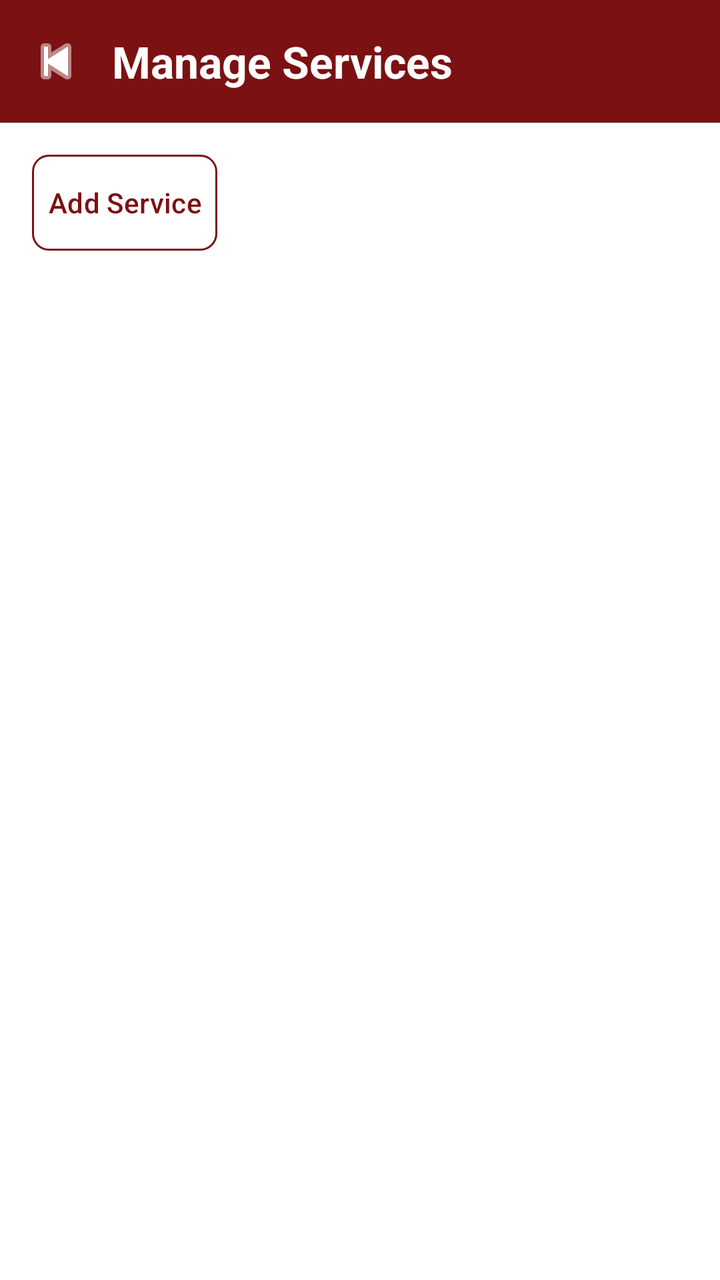
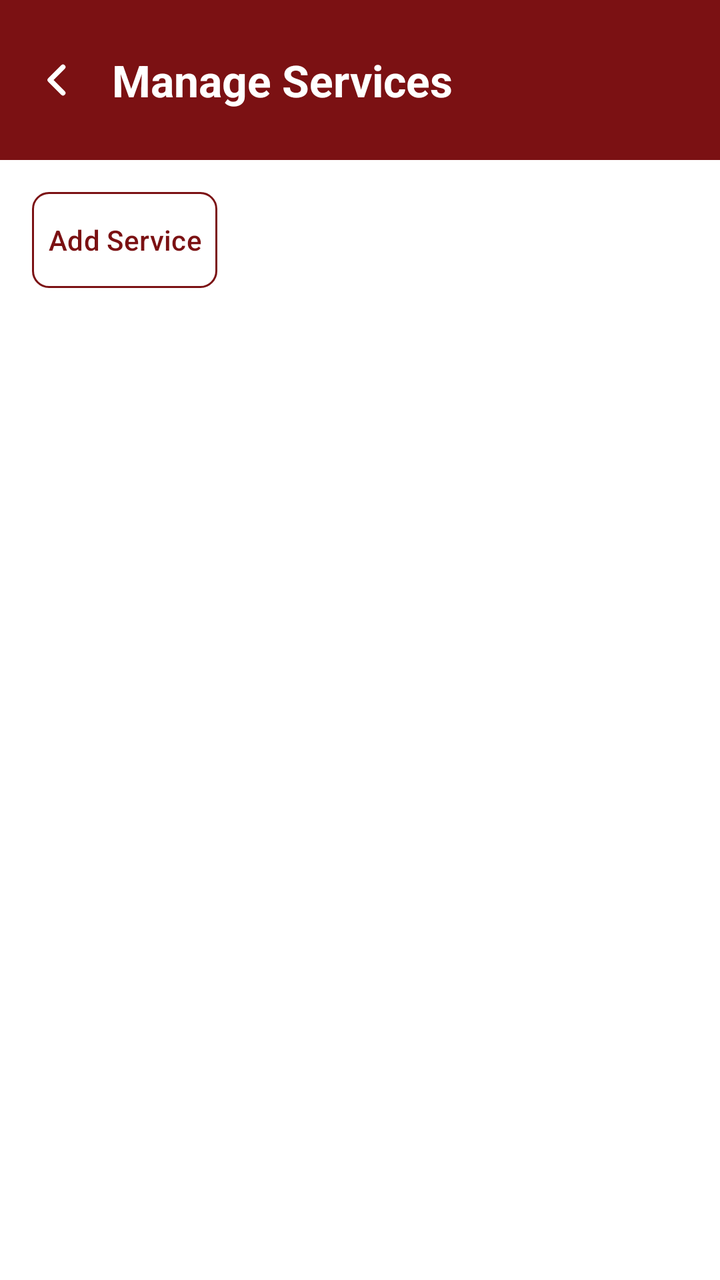

Compare the two renders of this Android layout. The source of the first and the diff that turns it into the second are given below.
<!-- AndroidManifest.xml: application theme Theme.FixItFinderApp -->
<!-- res/layout/activity_provider_services.xml -->
<?xml version="1.0" encoding="utf-8"?>
<androidx.constraintlayout.widget.ConstraintLayout
    xmlns:android="http://schemas.android.com/apk/res/android"
    xmlns:app="http://schemas.android.com/apk/res-auto"
    android:layout_width="match_parent"
    android:layout_height="match_parent"
    android:background="@color/white">

    <LinearLayout
        android:id="@+id/headerLayout"
        android:layout_width="match_parent"
        android:layout_height="wrap_content"
        android:orientation="horizontal"
        android:background="@color/color_primary"
        android:padding="16dp"
        android:gravity="center_vertical"
        app:layout_constraintTop_toTopOf="parent"
        app:layout_constraintStart_toStartOf="parent"
        app:layout_constraintEnd_toEndOf="parent">

        <ImageButton
            android:id="@+id/btnBack"
            android:layout_width="24dp"
            android:layout_height="24dp"
            android:src="@android:drawable/ic_media_previous"
            android:tint="@color/white"
            android:padding="4dp"
            android:background="?attr/selectableItemBackgroundBorderless"
            android:contentDescription="Back"
            android:layout_marginEnd="16dp" />

        <TextView
            android:id="@+id/tvHeaderTitle"
            android:layout_width="0dp"
            android:layout_height="wrap_content"
            android:layout_weight="1"
            android:text="Manage Services"
            android:textColor="@color/white"
            android:textSize="22sp"
            android:textStyle="bold" />
    </LinearLayout>

    <Button
        android:id="@+id/btnAddService"
        android:layout_width="wrap_content"
        android:layout_height="wrap_content"
        android:text="Add Service"
        android:textColor="@color/color_primary"
        android:background="@drawable/button_outline_red"
        android:padding="8dp"
        android:layout_marginTop="16dp"
        android:layout_marginStart="16dp"
        app:layout_constraintTop_toBottomOf="@id/headerLayout"
        app:layout_constraintStart_toStartOf="parent" />

    <androidx.recyclerview.widget.RecyclerView
        android:id="@+id/recyclerServices"
        android:layout_width="0dp"
        android:layout_height="wrap_content"
        android:layout_marginTop="12dp"
        android:layout_marginStart="16dp"
        android:layout_marginEnd="16dp"
        android:clipToPadding="false"
        android:paddingBottom="16dp"
        app:layout_constraintTop_toBottomOf="@id/btnAddService"
        app:layout_constraintStart_toStartOf="parent"
        app:layout_constraintEnd_toEndOf="parent" />

    <TextView
        android:id="@+id/tvEmptyServices"
        android:layout_width="0dp"
        android:layout_height="wrap_content"
        android:text="No services yet. Tap Add Service to begin."
        android:textColor="#757575"
        android:textSize="14sp"
        android:layout_marginTop="12dp"
        android:layout_marginStart="16dp"
        android:layout_marginEnd="16dp"
        android:visibility="gone"
        app:layout_constraintTop_toBottomOf="@id/recyclerServices"
        app:layout_constraintStart_toStartOf="parent"
        app:layout_constraintEnd_toEndOf="parent" />

</androidx.constraintlayout.widget.ConstraintLayout>
<!-- resources referenced by this layout -->
<resources>
  <color name="color_primary">#7B1113</color>
  <color name="white">#FFFFFFFF</color>
  <!-- drawable button_outline_red (drawable) -->
  <?xml version="1.0" encoding="utf-8"?>
  <shape xmlns:android="http://schemas.android.com/apk/res/android"
      android:shape="rectangle">
      <solid android:color="@android:color/transparent" />
      <stroke
          android:width="1dp"
          android:color="@color/color_primary" />
      <corners android:radius="8dp" />
      <padding
          android:left="16dp"
          android:top="8dp"
          android:right="16dp"
          android:bottom="8dp" />
  </shape>
  <style name="Theme.FixItFinderApp" parent="Base.Theme.FixItFinderApp" />
  <style name="Base.Theme.FixItFinderApp" parent="Theme.Material3.DayNight.NoActionBar">
          <item name="colorPrimary">@color/color_primary</item>
          <item name="colorSecondary">@color/color_secondary</item>
          <item name="colorSurface">@color/color_background</item>
          <item name="colorOnSurface">@color/color_text_dark</item>
          <item name="colorPrimaryContainer">@color/color_primary</item>
          <item name="colorOnPrimary">@color/color_background</item>
      </style>
  <color name="color_secondary">#825037</color>
  <color name="color_background">#FFFFFF</color>
  <color name="color_text_dark">#2C2C2C</color>
</resources>

<!-- the commit's change to res/layout/activity_provider_services.xml (unified diff, before → after) -->
@@ -20,9 +20,9 @@
 
         <ImageButton
             android:id="@+id/btnBack"
-            android:layout_width="24dp"
-            android:layout_height="24dp"
-            android:src="@android:drawable/ic_media_previous"
+            android:layout_width="@dimen/back_btn_width"
+            android:layout_height="@dimen/back_btn_height"
+            android:src="@drawable/ic_back_chevron"
             android:tint="@color/white"
             android:padding="4dp"
             android:background="?attr/selectableItemBackgroundBorderless"
<!-- resource entries referenced after the edit -->
@@ -2,6 +2,8 @@
 <resources>
   <color name="color_primary">#7B1113</color>
   <color name="white">#FFFFFFFF</color>
+  <dimen name="back_btn_height">48dp</dimen>
+  <dimen name="back_btn_width">24dp</dimen>
   <!-- drawable button_outline_red (drawable) -->
   <?xml version="1.0" encoding="utf-8"?>
   <shape xmlns:android="http://schemas.android.com/apk/res/android"
@@ -17,6 +19,21 @@
           android:right="16dp"
           android:bottom="8dp" />
   </shape>
+  <!-- drawable ic_back_chevron (drawable) -->
+  <?xml version="1.0" encoding="utf-8"?>
+  <vector xmlns:android="http://schemas.android.com/apk/res/android"
+      android:width="24dp"
+      android:height="24dp"
+      android:viewportWidth="24"
+      android:viewportHeight="24">
+      <path
+          android:fillColor="@android:color/transparent"
+          android:strokeColor="#000000"
+          android:strokeWidth="2.5"
+          android:strokeLineCap="round"
+          android:strokeLineJoin="round"
+          android:pathData="M15.5,5.5 L9,12 L15.5,18.5" />
+  </vector>
   <style name="Theme.FixItFinderApp" parent="Base.Theme.FixItFinderApp" />
   <style name="Base.Theme.FixItFinderApp" parent="Theme.Material3.DayNight.NoActionBar">
           <item name="colorPrimary">@color/color_primary</item>
